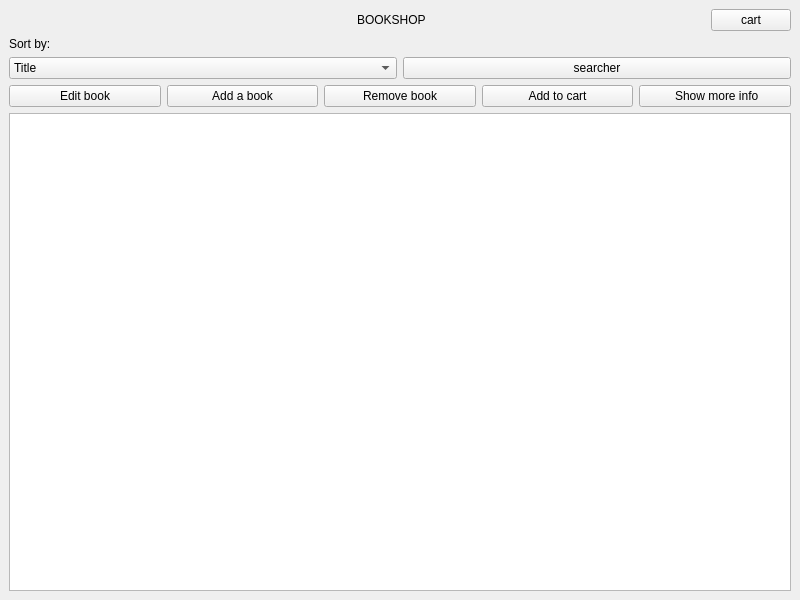
ulcorn/dsba-itop2023-hw, file code/projectnemilo/mainwindow.ui: the form before one commit.
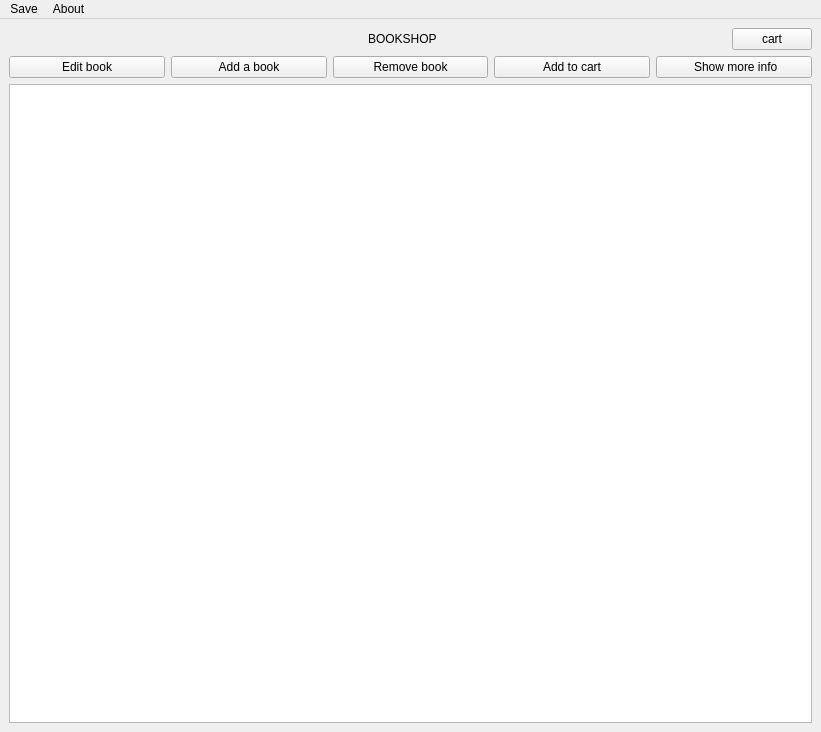
The form after the commit.

Patch:
```diff
--- a/code/projectnemilo/mainwindow.ui
+++ b/code/projectnemilo/mainwindow.ui
@@ -6,8 +6,8 @@
    <rect>
     <x>0</x>
     <y>0</y>
-    <width>800</width>
-    <height>600</height>
+    <width>821</width>
+    <height>732</height>
    </rect>
   </property>
   <property name="windowTitle">
@@ -54,58 +54,6 @@
     </item>
     <item row="1" column="0">
      <layout class="QVBoxLayout" name="verticalLayout">
-      <item>
-       <layout class="QHBoxLayout" name="horizontalLayout">
-        <item>
-         <layout class="QVBoxLayout" name="verticalLayout_2">
-          <item>
-           <widget class="QLabel" name="label_2">
-            <property name="text">
-             <string>Sort by:</string>
-            </property>
-           </widget>
-          </item>
-          <item>
-           <widget class="QComboBox" name="comboBox">
-            <item>
-             <property name="text">
-              <string>Title</string>
-             </property>
-            </item>
-            <item>
-             <property name="text">
-              <string>Author </string>
-             </property>
-            </item>
-            <item>
-             <property name="text">
-              <string>Price</string>
-             </property>
-            </item>
-           </widget>
-          </item>
-         </layout>
-        </item>
-        <item>
-         <layout class="QVBoxLayout" name="verticalLayout_4">
-          <item>
-           <widget class="QLabel" name="label_3">
-            <property name="text">
-             <string/>
-            </property>
-           </widget>
-          </item>
-          <item>
-           <widget class="QPushButton" name="Search">
-            <property name="text">
-             <string>searcher</string>
-            </property>
-           </widget>
-          </item>
-         </layout>
-        </item>
-       </layout>
-      </item>
       <item>
        <layout class="QHBoxLayout" name="horizontalLayout_3">
         <item>
@@ -152,6 +100,40 @@
     </item>
    </layout>
   </widget>
+  <widget class="QMenuBar" name="menuBar">
+   <property name="geometry">
+    <rect>
+     <x>0</x>
+     <y>0</y>
+     <width>821</width>
+     <height>37</height>
+    </rect>
+   </property>
+   <widget class="QMenu" name="menuSave_as">
+    <property name="title">
+     <string>Save</string>
+    </property>
+    <addaction name="actionSaveAs"/>
+   </widget>
+   <widget class="QMenu" name="menuAbout">
+    <property name="title">
+     <string>About</string>
+    </property>
+    <addaction name="actionInfo"/>
+   </widget>
+   <addaction name="menuSave_as"/>
+   <addaction name="menuAbout"/>
+  </widget>
+  <action name="actionSaveAs">
+   <property name="text">
+    <string>Save as</string>
+   </property>
+  </action>
+  <action name="actionInfo">
+   <property name="text">
+    <string>Info</string>
+   </property>
+  </action>
  </widget>
  <resources/>
  <connections/>
```
